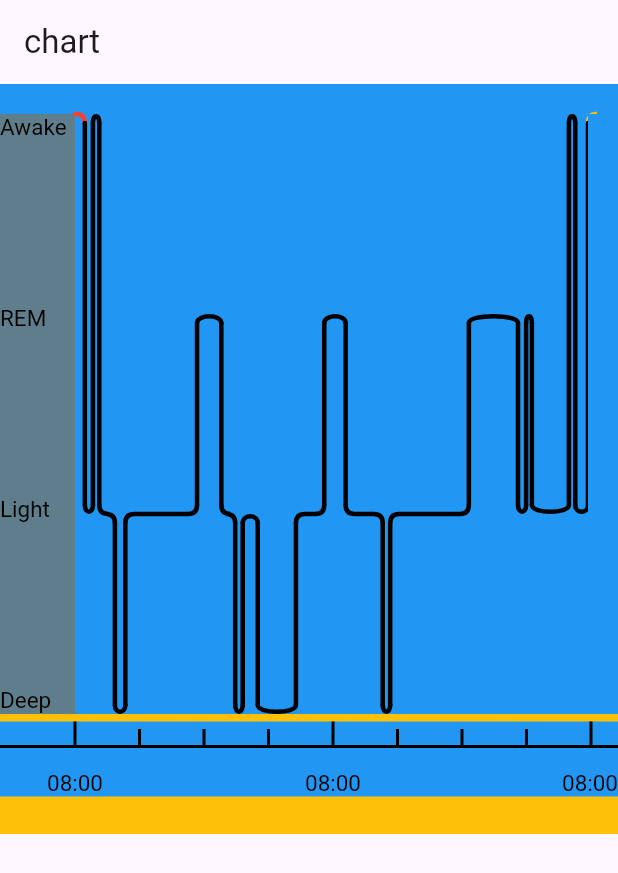
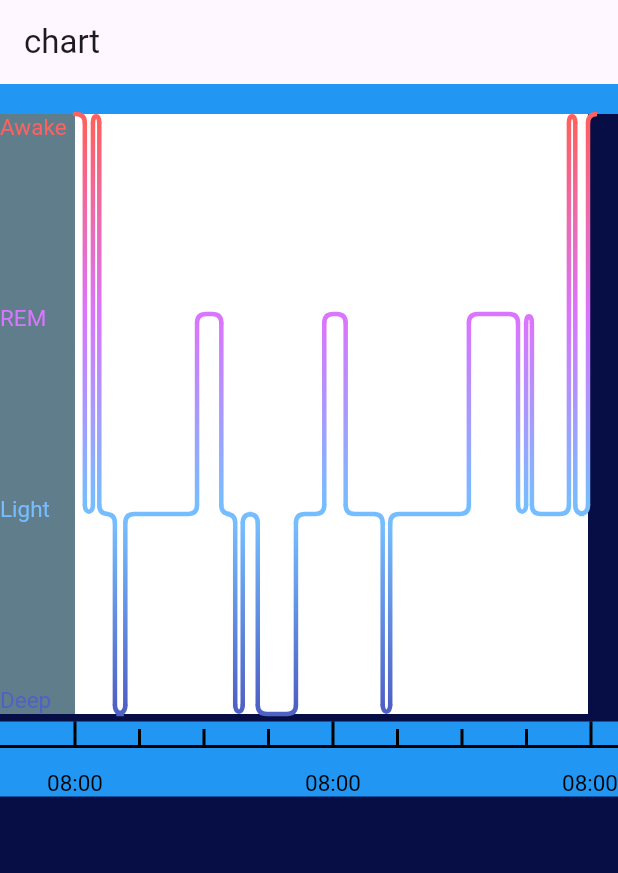
Before and after one commit to Sotatek-PhiPham/demo-chart, a Flutter app: the screen it shows after launch, on a phone screen of 412 x 824 dp. Shown: the top 873 px of the screen. Run offline on Flutter 3.47's test engine with Material 2 defaults, Android fonts, the phone set to English and light mode, and no system bars; our stand-ins replace freezed_annotation.

Commit message:
add color

```diff
--- a/lib/main.dart
+++ b/lib/main.dart
@@ -34,9 +34,9 @@ class MyHomePage extends StatelessWidget {
           title: const Text('chart'),
         ),
         body: Container(
-          color: Colors.amber,
+          color: Color(0xff070E45),
           width: double.infinity,
-          height: 500,
+          height: 800,
           child: Column(
             mainAxisSize: MainAxisSize.min,
             crossAxisAlignment: CrossAxisAlignment.start,
@@ -51,7 +51,7 @@ class MyHomePage extends StatelessWidget {
                   YAxisWidget(width: 50, height: 400),
                   Expanded(child: MainChartWidget(width: double.infinity, height: 400, data: [],)),
                   Container(
-                    color: Colors.blue,
+                    color: Colors.transparent,
                     width: 20,
                     height: 400,
                   ),
@@ -64,6 +64,8 @@ class MyHomePage extends StatelessWidget {
                   height: 50,
                   distanceFromStartToFirstLabel: 50,
                   data: []),
+
+
             ],
           ),
         ));
--- a/lib/y_axis_widget.dart
+++ b/lib/y_axis_widget.dart
@@ -30,6 +30,7 @@ class YAxisPaint extends CustomPainter {
     for (SleepStageEnum item in SleepStageEnum.values) {
       TextPainter tp = drawYAxisLabel(
         label: item.name,
+        color: item.color,
       );
       tp.paint(
           canvas, calculatePositionForYAxisLabel(size: size, sleepStage: item));
@@ -45,7 +46,7 @@ class YAxisPaint extends CustomPainter {
     required Size size,
     required SleepStageEnum sleepStage,
   }) {
-    double heightOfLabel = drawYAxisLabel(label: SleepStageEnum.values[0].name).height;
+    double heightOfLabel = drawYAxisLabel(label: SleepStageEnum.values[0].name, color: sleepStage.color).height;
     const x = 0.0;
     double distanceBetween2labels = (size.height - (heightOfLabel * 4)) / (SleepStageEnum.values.length - 1);
     final y = sleepStage.value * distanceBetween2labels + sleepStage.value * heightOfLabel;
@@ -55,9 +56,10 @@ class YAxisPaint extends CustomPainter {
   TextPainter drawYAxisLabel({
     required String label,
     double? maxWidth,
+    required Color color,
   }) {
-    const textStyle = TextStyle(
-      color: Colors.black,
+    var textStyle = TextStyle(
+      color: color,
       fontSize: 15,
     );
     final textSpan = TextSpan(
```
Also changed, not shown: lib/main_chart.dart (+34 -36 lines), lib/sleep_stage_enum.dart (+29 -0 lines).
